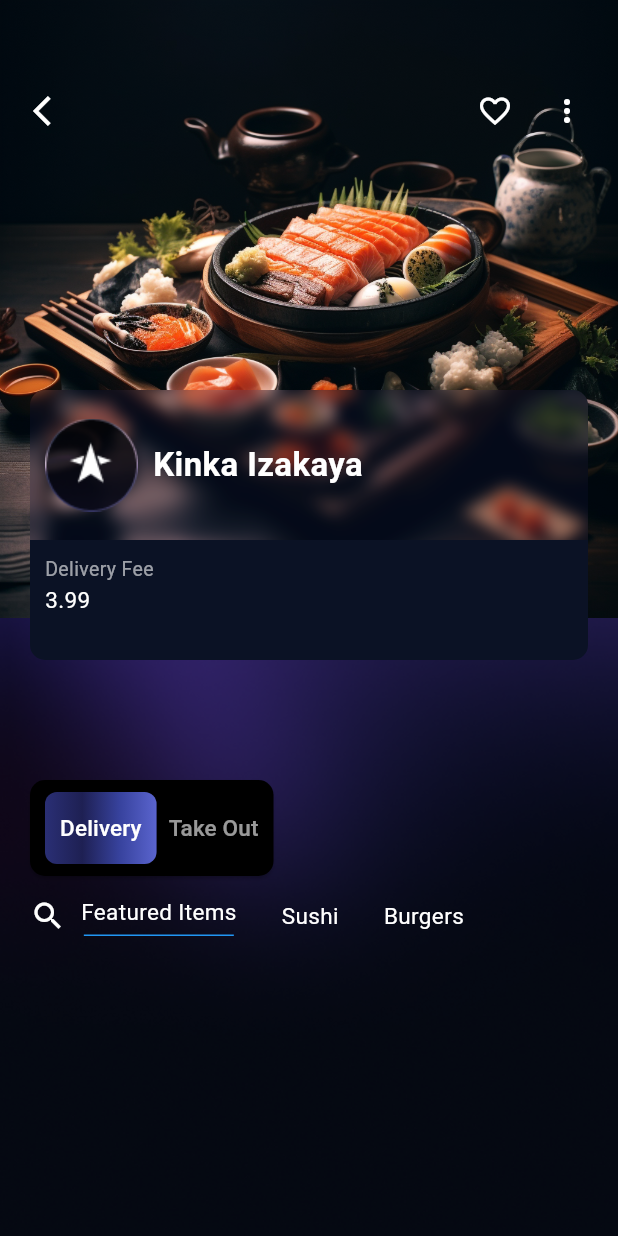
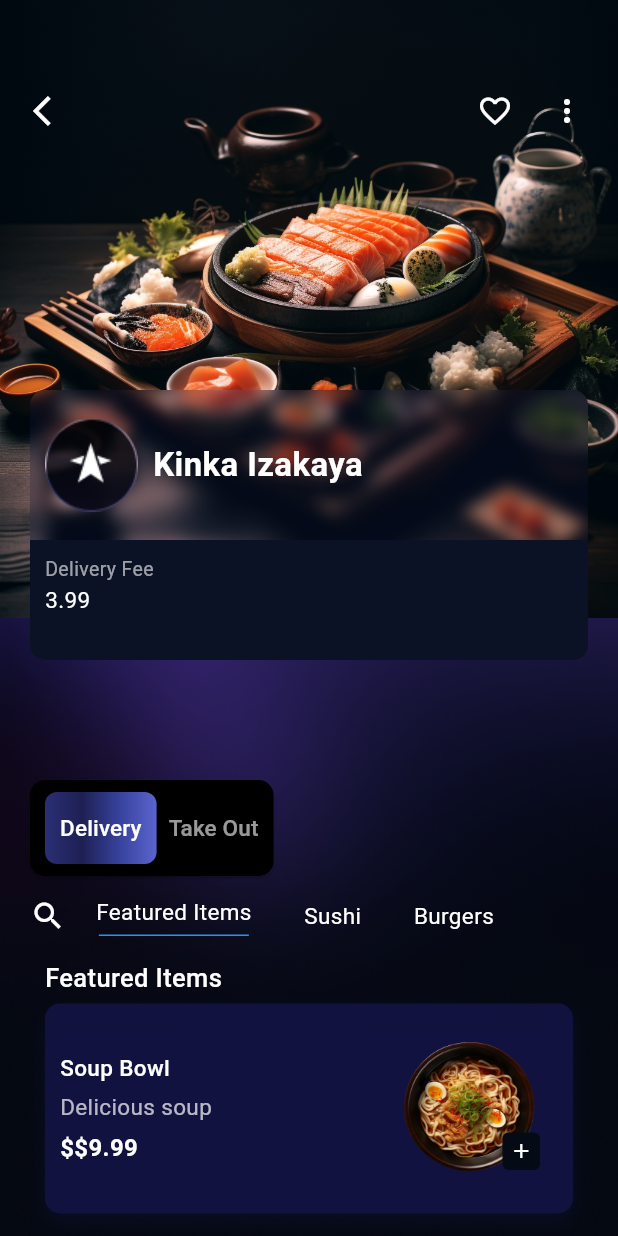
Before and after one commit to adeenazara2002/Flutter-final-hackathon, a Flutter app: the screen it shows after launch, on a phone screen of 412 x 824 dp. Run offline on Flutter 3.47's test engine with Material 3 defaults, Android fonts, the phone set to English and light mode, and no system bars.

Commit message:
Restaurant Screen

```diff
--- /dev/null
+++ b/lib/Screens/Restaurant/productItem.dart
@@ -0,0 +1,109 @@
+import 'package:flutter/material.dart';
+
+class ProductItem extends StatelessWidget {
+  final String imagePath;
+  final String title;
+  final String subtitle;
+  final String price;
+
+  ProductItem({
+    required this.imagePath,
+    required this.title,
+    required this.subtitle,
+    required this.price,
+  });
+
+  @override
+  Widget build(BuildContext context) {
+    return Container(
+      margin: EdgeInsets.symmetric(vertical: 15, horizontal: 10),
+      padding: EdgeInsets.all(10),
+      decoration: BoxDecoration(
+        color: Color.fromARGB(255, 20, 20, 71).withOpacity(0.8),
+        borderRadius: BorderRadius.circular(10),
+        boxShadow: [
+          BoxShadow(
+            color: Color.fromARGB(255, 20, 20, 71).withOpacity(0.3),
+            offset: Offset(0, 6), // Adjust as needed for the "ubhra hua" effect
+            blurRadius: 10,
+          ),
+        ],
+      ),
+      child: Row(
+        mainAxisAlignment: MainAxisAlignment.spaceBetween,
+        children: [
+          // Left side column with text items
+          Column(
+            crossAxisAlignment: CrossAxisAlignment.start,
+            children: [
+              Text(
+                title,
+                style: TextStyle(
+                  fontSize: 15,
+                  fontWeight: FontWeight.w500,
+                  color: Colors.white,
+                ),
+              ),
+              SizedBox(height: 5),
+              Text(
+                subtitle,
+                style: TextStyle(
+                  fontSize: 15,
+                  color: Colors.white70,
+                ),
+              ),
+              SizedBox(height: 5),
+              Text(
+                '\$$price',
+                style: TextStyle(
+                  fontSize: 16,
+                  fontWeight: FontWeight.bold,
+                  color: Colors.white,
+                ),
+              ),
+            ],
+          ),
+
+          // Right side image with add to cart icon
+          Stack(
+            children: [
+              // Product Image
+              ClipRRect(
+                borderRadius: BorderRadius.circular(8),
+                child: Image.asset(
+                  imagePath,
+                  width: 120,
+                  height: 120,
+                  fit: BoxFit.cover,
+                ),
+              ),
+              // Positioned + Icon for Add to Cart
+              Positioned(
+                bottom: 19,
+                right: 12,
+                child: GestureDetector(
+                  onTap: () {
+                    // Add to cart action
+                  },
+                  child: Container(
+                    width: 25,
+                    height: 25,
+                    decoration: BoxDecoration(
+                      color: Color.fromARGB(255, 5, 11, 21),
+                      borderRadius: BorderRadius.circular(4), // Square borders
+                    ),
+                    child: Icon(
+                      Icons.add,
+                      color: Colors.white,
+                      size: 16,
+                    ),
+                  ),
+                ),
+              ),
+            ],
+          ),
+        ],
+      ),
+    );
+  }
+}
--- a/lib/Screens/Restaurant/restaurant.dart
+++ b/lib/Screens/Restaurant/restaurant.dart
@@ -1,3 +1,4 @@
+import 'package:finalhackathonapplication/Screens/Restaurant/productItem.dart';
 import 'package:flutter/material.dart';
 import 'dart:ui';
 
@@ -224,16 +225,60 @@
                 mainAxisAlignment: MainAxisAlignment.start,
                 children: [
                   Icon(Icons.search, color: Colors.white),
-                  SizedBox(width: 10),
+                  SizedBox(width: 20),
                   _buildSelectableText("Featured Items", 0),
-                  SizedBox(width: 30),
+                  SizedBox(width: 35),
                   _buildSelectableText("Sushi", 1),
-                  SizedBox(width: 30),
+                  SizedBox(width: 35),
                   _buildSelectableText("Burgers", 2),
                 ],
               ),
-            )
-          ],
+            ),
+
+             Positioned(
+              bottom: 160,
+              left: 30,
+              right: 20,
+              child: Row(
+                mainAxisAlignment: MainAxisAlignment.start,
+                children: [
+                   Text(
+            'Featured Items',
+            style: TextStyle(
+              fontSize: 17,
+              fontWeight: FontWeight.w500,
+              color: Color.fromRGBO(255, 255, 255, 1),
+            ),
+          ),
+                ],
+              ),
+            ),
+Positioned(
+  bottom: 0,
+  left: 20,
+  right: 20,
+  child: Column(
+    children: [
+      ProductItem(
+        imagePath: 'assets/images/soupBowl.png',
+        title: 'Soup Bowl',
+        subtitle: 'Delicious soup',
+        price: '\$9.99',
+      ),
+      // SizedBox(height: 10),
+      // ProductItem(
+      //   imagePath: 'assets/images/soupBowl.png',
+      //   title: 'Another Item',
+      //   subtitle: 'Tasty meal',
+      //   price: '\$12.99',
+      // ),
+      // Add more ProductItems as needed
+    ],
+  ),
+),
+
+                       ],
+
         ),
       ),
     );
```
Also changed, not shown: assets/images/soupBowl.png (added).
